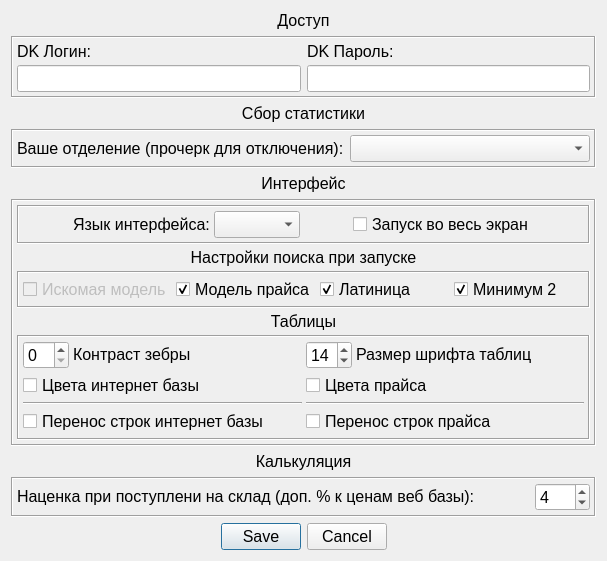
This is UI/window_settings.ui in Wrexan/MDA as Qt 5 draws it before an edit. The edited form follows.
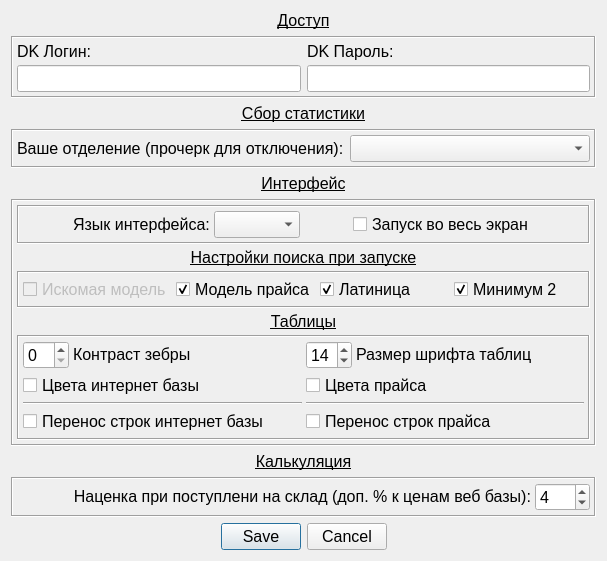
This is the edited form. Icons and pictures are not drawn.

```diff
--- a/UI/window_settings.ui
+++ b/UI/window_settings.ui
@@ -6,7 +6,7 @@
    <rect>
     <x>0</x>
     <y>0</y>
-    <width>597</width>
+    <width>640</width>
     <height>565</height>
    </rect>
   </property>
@@ -48,8 +48,8 @@
      </property>
      <property name="font">
       <font>
-       <family>Segoe UI</family>
        <pointsize>12</pointsize>
+       <underline>true</underline>
       </font>
      </property>
      <property name="text">
@@ -158,8 +158,8 @@
      </property>
      <property name="font">
       <font>
-       <family>Segoe UI</family>
        <pointsize>12</pointsize>
+       <underline>true</underline>
       </font>
      </property>
      <property name="text">
@@ -252,8 +252,8 @@
      </property>
      <property name="font">
       <font>
-       <family>Segoe UI</family>
        <pointsize>12</pointsize>
+       <underline>true</underline>
       </font>
      </property>
      <property name="text">
@@ -425,6 +425,12 @@
           <height>20</height>
          </size>
         </property>
+        <property name="font">
+         <font>
+          <pointsize>12</pointsize>
+          <underline>true</underline>
+         </font>
+        </property>
         <property name="text">
          <string>Настройки поиска при запуске</string>
         </property>
@@ -578,6 +584,12 @@
           <height>20</height>
          </size>
         </property>
+        <property name="font">
+         <font>
+          <pointsize>12</pointsize>
+          <underline>true</underline>
+         </font>
+        </property>
         <property name="text">
          <string>Таблицы</string>
         </property>
@@ -762,8 +774,8 @@
      </property>
      <property name="font">
       <font>
-       <family>Segoe UI</family>
        <pointsize>12</pointsize>
+       <underline>true</underline>
       </font>
      </property>
      <property name="text">
@@ -817,6 +829,9 @@
           <property name="text">
            <string>Наценка при поступлени на склад (доп. % к ценам веб базы):</string>
           </property>
+          <property name="alignment">
+           <set>Qt::AlignRight|Qt::AlignTrailing|Qt::AlignVCenter</set>
+          </property>
          </widget>
         </item>
         <item>
```
